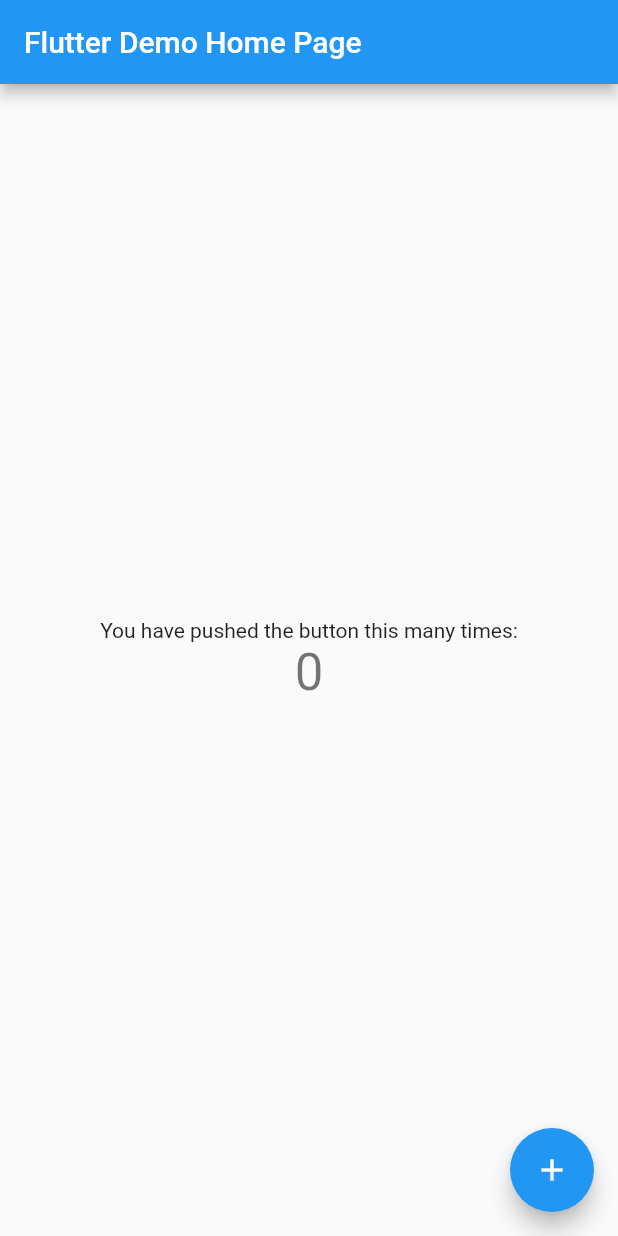
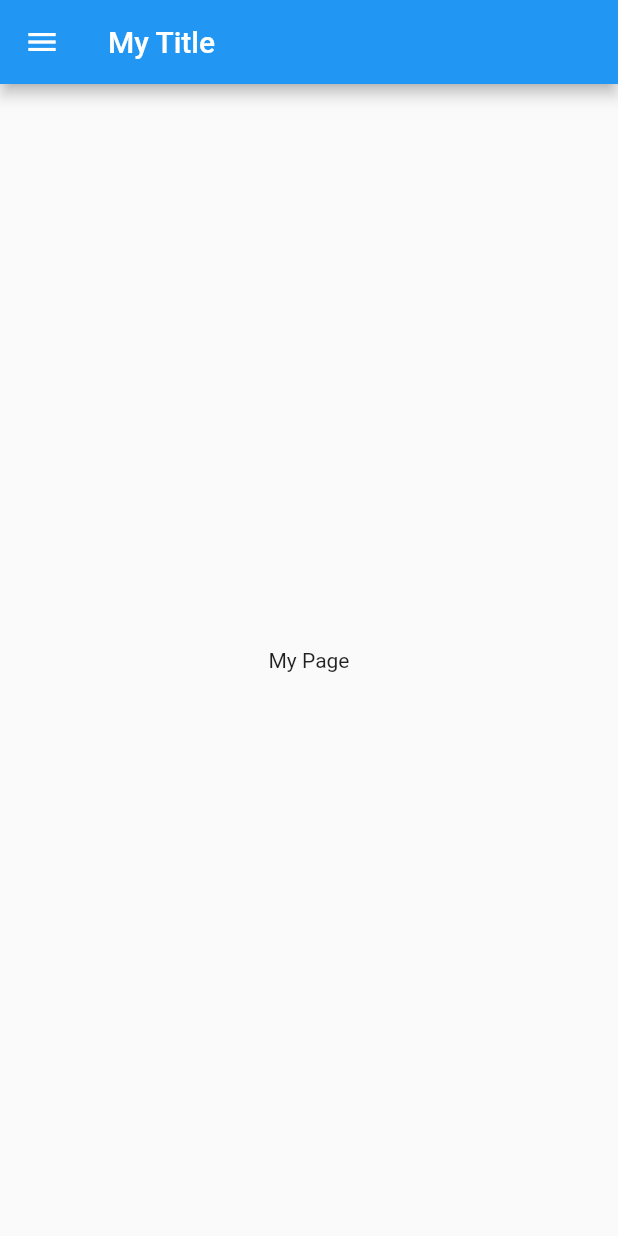
Before and after one commit to Dipeshneupane/Flutter-parctice, a Flutter app: the screen it shows after launch, on a phone screen of 412 x 824 dp. Run offline on Flutter 3.47's test engine with Material 2 defaults, Android fonts, the phone set to English and light mode, and no system bars.

Commit message:
appbar and drawer practice

```diff
--- a/lib/main.dart
+++ b/lib/main.dart
@@ -1,111 +1,58 @@
 import 'package:flutter/material.dart';
 
-void main() => runApp(MyApp());
+void main() => runApp(Myapp());
 
-class MyApp extends StatelessWidget {
-  // This widget is the root of your application.
+class Myapp extends StatelessWidget{
   @override
   Widget build(BuildContext context) {
+    // TODO: implement build
     return MaterialApp(
-      title: 'Flutter Demo',
-      theme: ThemeData(
-        // This is the theme of your application.
-        //
-        // Try running your application with "flutter run". You'll see the
-        // application has a blue toolbar. Then, without quitting the app, try
-        // changing the primarySwatch below to Colors.green and then invoke
-        // "hot reload" (press "r" in the console where you ran "flutter run",
-        // or simply save your changes to "hot reload" in a Flutter IDE).
-        // Notice that the counter didn't reset back to zero; the application
-        // is not restarted.
-        primarySwatch: Colors.blue,
-      ),
-      home: MyHomePage(title: 'Flutter Demo Home Page'),
+      debugShowCheckedModeBanner: false,
+      title: "My app",
+      home: Scaffold(
+        appBar: AppBar(
+          title: Text("My Title"),
+        ),
+        body: Container(
+          child: Center(
+            child: Text("My Page"),
+          ),
+        ),
+        drawer: Drawer(
+          child: ListView(
+            children: <Widget>[
+              DrawerHeader(
+                curve: Curves.bounceIn,
+                child: Text("My Drawer"),
+                decoration: BoxDecoration(
+                  color: Colors.blue,
+                  border: Border.all(
+                    width: 5.0,
+                    color: Colors.blueAccent,
+
+                  )
+                ),
+              ),
+                RaisedButton(
+                child: ListTile(
+                  leading: Icon(Icons.add),
+                  title: Text("Add More"),
+                  subtitle: Text("Add note"),
+                  trailing: Icon(Icons.delete),
+                ),
+                  onPressed: (){},
+              ),
+
+              ListTile(
+                leading: Icon(Icons.add),
+                title: Text("Add More"),
+                subtitle: Text("Add note"),
+                trailing: Icon(Icons.delete),
+              )
+            ],
+          ),
+        ),
+      )
     );
   }
 }
-
-class MyHomePage extends StatefulWidget {
-  MyHomePage({Key key, this.title}) : super(key: key);
-
-  // This widget is the home page of your application. It is stateful, meaning
-  // that it has a State object (defined below) that contains fields that affect
-  // how it looks.
-
-  // This class is the configuration for the state. It holds the values (in this
-  // case the title) provided by the parent (in this case the App widget) and
-  // used by the build method of the State. Fields in a Widget subclass are
-  // always marked "final".
-
-  final String title;
-
-  @override
-  _MyHomePageState createState() => _MyHomePageState();
-}
-
-class _MyHomePageState extends State<MyHomePage> {
-  int _counter = 0;
-
-  void _incrementCounter() {
-    setState(() {
-      // This call to setState tells the Flutter framework that something has
-      // changed in this State, which causes it to rerun the build method below
-      // so that the display can reflect the updated values. If we changed
-      // _counter without calling setState(), then the build method would not be
-      // called again, and so nothing would appear to happen.
-      _counter++;
-    });
-  }
-
-  @override
-  Widget build(BuildContext context) {
-    // This method is rerun every time setState is called, for instance as done
-    // by the _incrementCounter method above.
-    //
-    // The Flutter framework has been optimized to make rerunning build methods
-    // fast, so that you can just rebuild anything that needs updating rather
-    // than having to individually change instances of widgets.
-    return Scaffold(
-      appBar: AppBar(
-        // Here we take the value from the MyHomePage object that was created by
-        // the App.build method, and use it to set our appbar title.
-        title: Text(widget.title),
-      ),
-      body: Center(
-        // Center is a layout widget. It takes a single child and positions it
-        // in the middle of the parent.
-        child: Column(
-          // Column is also a layout widget. It takes a list of children and
-          // arranges them vertically. By default, it sizes itself to fit its
-          // children horizontally, and tries to be as tall as its parent.
-          //
-          // Invoke "debug painting" (press "p" in the console, choose the
-          // "Toggle Debug Paint" action from the Flutter Inspector in Android
-          // Studio, or the "Toggle Debug Paint" command in Visual Studio Code)
-          // to see the wireframe for each widget.
-          //
-          // Column has various properties to control how it sizes itself and
-          // how it positions its children. Here we use mainAxisAlignment to
-          // center the children vertically; the main axis here is the vertical
-          // axis because Columns are vertical (the cross axis would be
-          // horizontal).
-          mainAxisAlignment: MainAxisAlignment.center,
-          children: <Widget>[
-            Text(
-              'You have pushed the button this many times:',
-            ),
-            Text(
-              '$_counter',
-              style: Theme.of(context).textTheme.display1,
-            ),
-          ],
-        ),
-      ),
-      floatingActionButton: FloatingActionButton(
-        onPressed: _incrementCounter,
-        tooltip: 'Increment',
-        child: Icon(Icons.add),
-      ), // This trailing comma makes auto-formatting nicer for build methods.
-    );
-  }
-}
```
